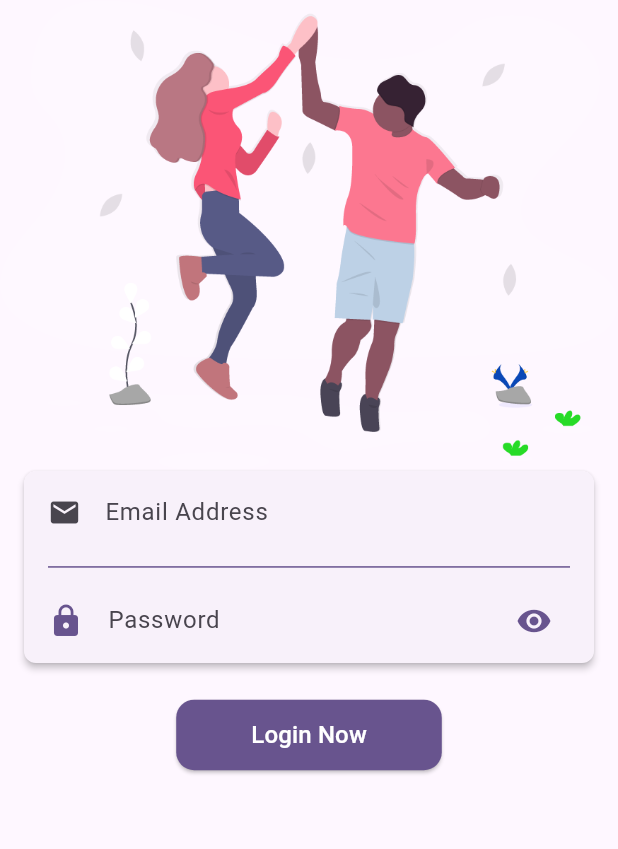
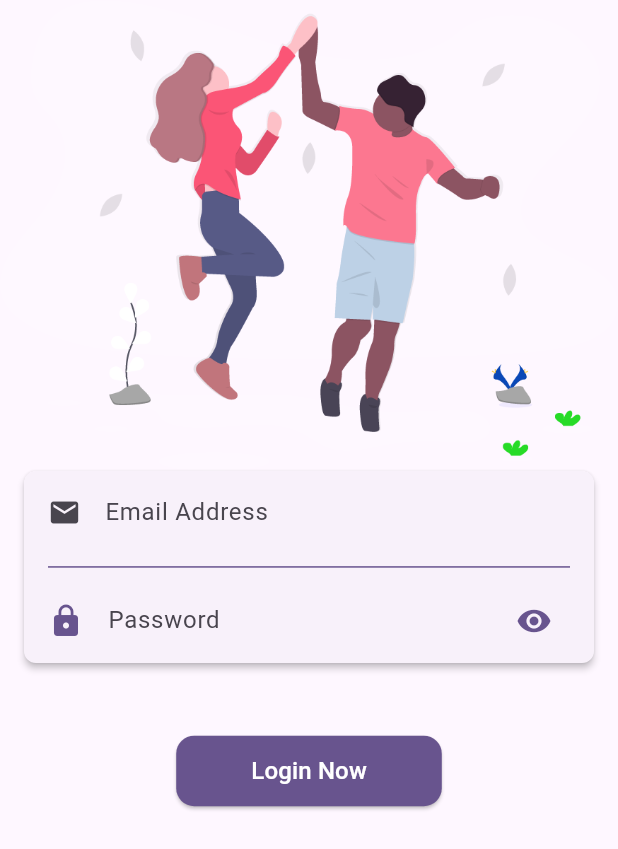
Before and after one commit to rohankandwal/car_on_sale_assignment, a Flutter app: the screen it shows after launch, on a phone screen of 412 x 824 dp. Shown: the top 849 px of the screen. Run offline on Flutter 3.47's test engine with Material 3 defaults, Android fonts, the phone set to English and light mode, and no system bars.

Commit message:
LoginScreen: Input formatting added

```diff
--- /dev/null
+++ b/lib/core/utils/space_limiting_formatter.dart
@@ -0,0 +1,6 @@
+import 'package:flutter/services.dart';
+
+/// Input formatter to limit adding space in the text fields
+class SpaceLimitingFormatter extends FilteringTextInputFormatter {
+  SpaceLimitingFormatter.deny() : super.deny(RegExp(r'\s'));
+}
--- a/lib/feature/login/presentation/login_screen.dart
+++ b/lib/feature/login/presentation/login_screen.dart
@@ -28,7 +28,7 @@ class _LoginScreenState extends State<LoginScreen> {
               passwordController: _loginPasswordController,
             ),
             SizedBox(
-              height: 24,
+              height: 48,
             ),
             ElevatedButton(
               onPressed: () {},
--- a/lib/feature/login/presentation/widgets/login_widget.dart
+++ b/lib/feature/login/presentation/widgets/login_widget.dart
@@ -1,3 +1,4 @@
+import 'package:assignment_car_on_sale/core/utils/space_limiting_formatter.dart';
 import 'package:flutter/material.dart';
 
 class LoginWidget extends StatefulWidget {
@@ -42,6 +43,9 @@ class _LoginWidgetState extends State<LoginWidget> {
               style: const TextStyle(
                 fontSize: 16.0,
               ),
+              inputFormatters: [
+                SpaceLimitingFormatter.deny(),
+              ],
               decoration: const InputDecoration(
                 border: InputBorder.none,
                 icon: Icon(
@@ -61,6 +65,9 @@ class _LoginWidgetState extends State<LoginWidget> {
               controller: widget.passwordController,
               keyboardType: TextInputType.visiblePassword,
               obscureText: _obscurePassword,
+              inputFormatters: [
+                SpaceLimitingFormatter.deny(),
+              ],
               decoration: InputDecoration(
                 border: InputBorder.none,
                 icon: Icon(
```
